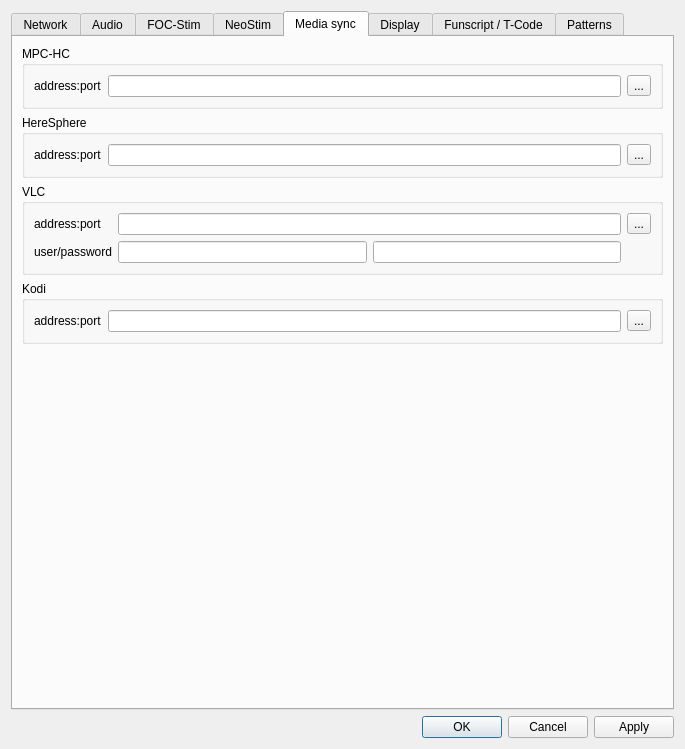
First picture: the form in designer/preferencesdialog.ui, repository quixotic1111/restim, before the edit.
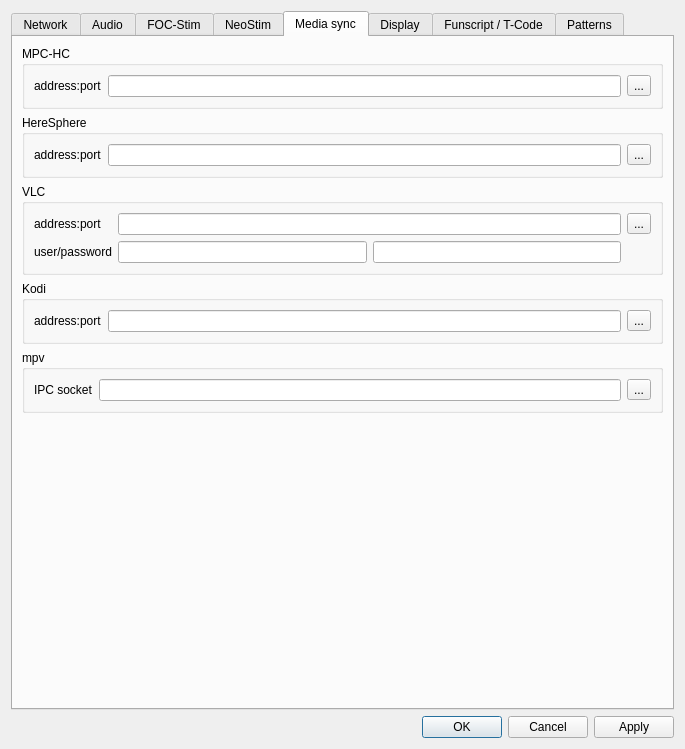
Second picture: the form after the edit. The open tabs and pages were chosen to show the change. Icons and pictures are not drawn. Custom widgets are drawn as their Qt base class.

Commit message:
feat(media-source): surface the mpv IPC socket path in preferences
Adds an "mpv / IPC socket" group beside the other players, with the same
reset-to-default tool button. Tooltip names the flag it has to match, since a
socket path that does not match mpv's --input-ipc-server is a silent no-connect.

designer/preferencesdialog.ui regenerated with pyside6-uic; the only unrelated
line in the generated diff is the compiler version comment.

Diff of the .ui file:
```diff
--- a/designer/preferencesdialog.ui
+++ b/designer/preferencesdialog.ui
@@ -836,6 +836,40 @@
          </layout>
         </widget>
        </item>
+       <item>
+        <widget class="QGroupBox" name="groupBox_mpv">
+         <property name="title">
+          <string>mpv</string>
+         </property>
+         <layout class="QGridLayout" name="gridLayout_mpv">
+          <item row="0" column="1">
+           <widget class="QLineEdit" name="mpv_socket">
+            <property name="toolTip">
+             <string>Start mpv with --input-ipc-server=&lt;this path&gt;</string>
+            </property>
+           </widget>
+          </item>
+          <item row="0" column="0">
+           <widget class="QLabel" name="label_mpv_socket">
+            <property name="text">
+             <string>IPC socket</string>
+            </property>
+           </widget>
+          </item>
+          <item row="0" column="2">
+           <widget class="QToolButton" name="mpv_reload">
+            <property name="text">
+             <string>...</string>
+            </property>
+            <property name="icon">
+             <iconset resource="../resources/restim.qrc">
+              <normaloff>:/restim/arrow-round_poly.svg</normaloff>:/restim/arrow-round_poly.svg</iconset>
+            </property>
+           </widget>
+          </item>
+         </layout>
+        </widget>
+       </item>
        <item>
         <spacer name="verticalSpacer_6">
          <property name="orientation">
```
The commit also changes 2 other files.
